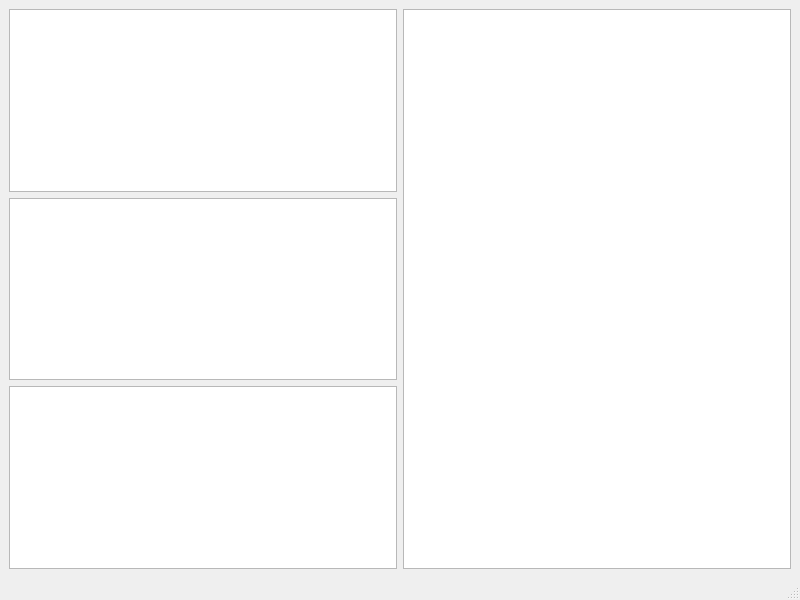
First picture: the form in src/python/lcmplot/multiplotwindow.ui, repository USYD-RowBot/acfr-lcm, before the edit.
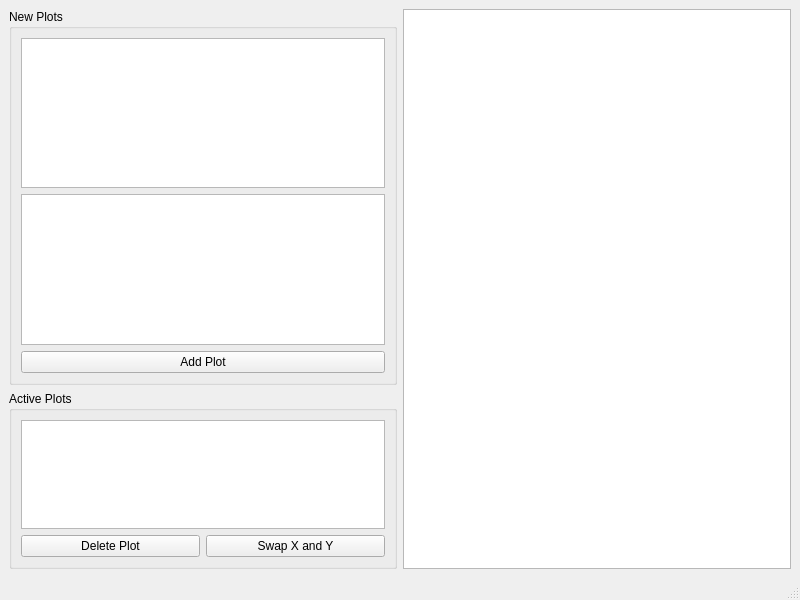
Second picture: the form after the edit. Custom widgets are drawn as their Qt base class.

Commit message: lcmdataplot: handle deletion, axes swapping, related UI

Patch:
```diff
--- a/src/python/lcmplot/multiplotwindow.ui
+++ b/src/python/lcmplot/multiplotwindow.ui
@@ -18,18 +18,65 @@
     <item>
      <layout class="QVBoxLayout" name="verticalLayout">
       <item>
-       <widget class="DragTree" name="sourceView"/>
+       <widget class="QGroupBox" name="groupBox_2">
+        <property name="title">
+         <string>New Plots</string>
+        </property>
+        <layout class="QVBoxLayout" name="verticalLayout_3">
+         <item>
+          <widget class="DragTreeView" name="sourceView"/>
+         </item>
+         <item>
+          <widget class="QListView" name="potentialView"/>
+         </item>
+         <item>
+          <layout class="QHBoxLayout" name="horizontalLayout_3">
+           <item>
+            <widget class="QPushButton" name="addplotbutton">
+             <property name="text">
+              <string>Add Plot</string>
+             </property>
+            </widget>
+           </item>
+          </layout>
+         </item>
+        </layout>
+       </widget>
       </item>
       <item>
-       <widget class="QListView" name="potentialView"/>
-      </item>
-      <item>
-       <widget class="QTreeView" name="activeView"/>
+       <widget class="QGroupBox" name="groupBox">
+        <property name="title">
+         <string>Active Plots</string>
+        </property>
+        <layout class="QVBoxLayout" name="verticalLayout_2">
+         <item>
+          <widget class="QTreeView" name="activeView"/>
+         </item>
+         <item>
+          <layout class="QHBoxLayout" name="horizontalLayout_2">
+           <item>
+            <widget class="QPushButton" name="deleteplotbutton">
+             <property name="text">
+              <string>Delete Plot</string>
+             </property>
+            </widget>
+           </item>
+           <item>
+            <widget class="QPushButton" name="swapaxesbutton">
+             <property name="text">
+              <string>Swap X and Y</string>
+             </property>
+            </widget>
+           </item>
+          </layout>
+         </item>
+        </layout>
+       </widget>
       </item>
      </layout>
     </item>
     <item>
-     <widget class="DropPlot" name="plotView"/>
+     <widget class="DropPlotWidget" name="plotView"/>
     </item>
    </layout>
   </widget>
@@ -47,12 +94,12 @@
  </widget>
  <customwidgets>
   <customwidget>
-   <class>DropPlot</class>
+   <class>DropPlotWidget</class>
    <extends>QGraphicsView</extends>
    <header>.dropplot</header>
   </customwidget>
   <customwidget>
-   <class>DragTree</class>
+   <class>DragTreeView</class>
    <extends>QTreeView</extends>
    <header>.dragtree</header>
   </customwidget>
```
The commit also changes 3 other files.
